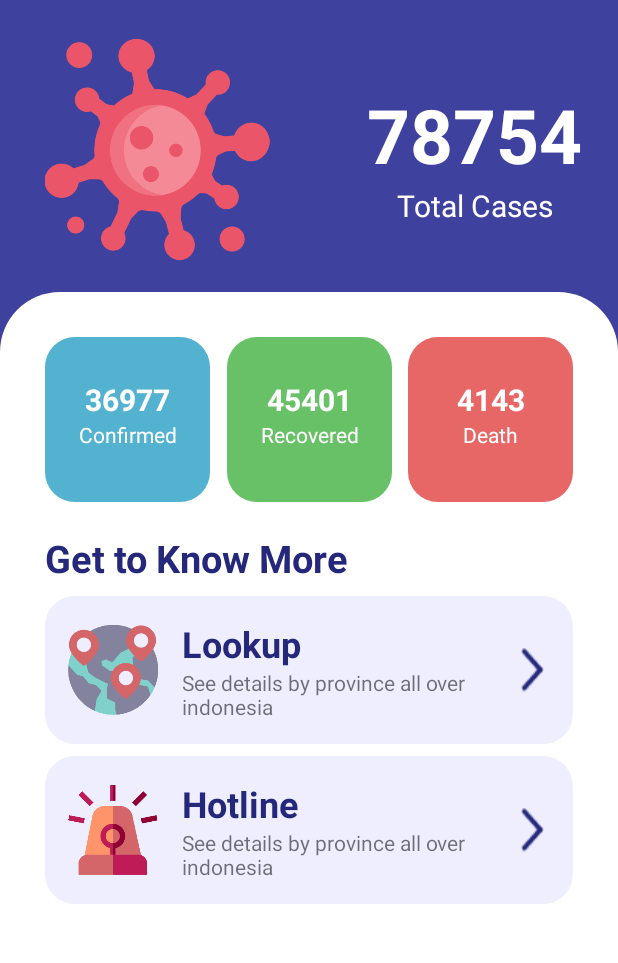
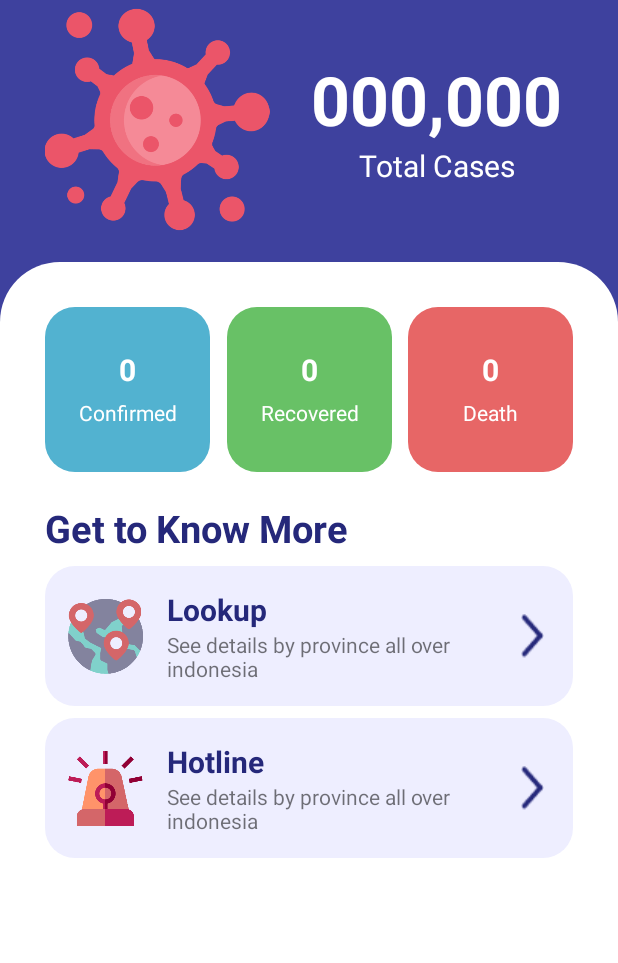
Before and after one commit to randiadiel/bncc-application-gojek-bootcamp, an Android app: the screen it shows after launch (MainActivity), on a phone screen of 412 x 824 dp, the part 75-1038 px from its top. Run offline under Robolectric (Android 15) with nearby library versions, the phone set to English and light mode, and no system bars; our stand-ins replace Picasso; pictures from the network do not load.

Commit message:
Refactor Total cases layout using wrapper layout

```diff
--- a/app/src/main/res/layout/activity_main.xml
+++ b/app/src/main/res/layout/activity_main.xml
@@ -5,9 +5,7 @@
     xmlns:app="http://schemas.android.com/apk/res-auto"
     xmlns:tools="http://schemas.android.com/tools">
 
-    <androidx.constraintlayout.widget.ConstraintLayout xmlns:android="http://schemas.android.com/apk/res/android"
-        xmlns:app="http://schemas.android.com/apk/res-auto"
-        xmlns:tools="http://schemas.android.com/tools"
+    <androidx.constraintlayout.widget.ConstraintLayout
         android:layout_height="match_parent"
         android:layout_width="match_parent"
         android:background="#3E419E">
@@ -40,23 +38,32 @@
             android:layout_width="169dp"
             android:layout_height="150dp"
             android:layout_marginStart="20dp"
-            android:layout_marginTop="20dp"
             app:layout_constraintStart_toStartOf="parent"
-            app:layout_constraintTop_toBottomOf="@+id/tv_main_heading"
+            app:layout_constraintTop_toBottomOf="@id/tv_main_heading"
             app:srcCompat="@drawable/virus" />
+
+
+        <androidx.constraintlayout.widget.ConstraintLayout
+            android:layout_width="0dp"
+            android:layout_height="wrap_content"
+            android:layout_marginEnd="20dp"
+            app:layout_constraintBottom_toBottomOf="@+id/iv_main_virus"
+            app:layout_constraintEnd_toEndOf="parent"
+            app:layout_constraintStart_toEndOf="@id/iv_main_virus"
+            app:layout_constraintTop_toTopOf="@id/iv_main_virus">
+
 
             <TextView
                 android:id="@+id/tv_main_total_cases"
                 android:layout_width="wrap_content"
                 android:layout_height="wrap_content"
-            android:layout_marginEnd="24dp"
-            android:text="78754"
+                android:text="000,000"
                 android:textColor="#FFFFFF"
-            android:textSize="50sp"
+                android:textSize="45sp"
                 android:textStyle="bold"
-            app:layout_constraintBottom_toBottomOf="@+id/iv_main_virus"
                 app:layout_constraintEnd_toEndOf="parent"
-            app:layout_constraintTop_toBottomOf="@+id/tv_main_heading" />
+                app:layout_constraintStart_toStartOf="parent"
+                app:layout_constraintBottom_toTopOf="@+id/tv_main_case_description"/>
 
             <TextView
                 android:id="@+id/tv_main_case_description"
@@ -67,7 +74,8 @@
                 android:textSize="20sp"
                 app:layout_constraintEnd_toEndOf="@+id/tv_main_total_cases"
                 app:layout_constraintStart_toStartOf="@+id/tv_main_total_cases"
-            app:layout_constraintTop_toBottomOf="@+id/tv_main_total_cases" />
+                app:layout_constraintBottom_toBottomOf="parent"/>
+        </androidx.constraintlayout.widget.ConstraintLayout>
 
         <androidx.constraintlayout.widget.ConstraintLayout
             android:id="@+id/cl_main_bottom"
@@ -96,7 +104,7 @@
                     android:id="@+id/tv_main_confirmed_cases"
                     android:layout_width="wrap_content"
                     android:layout_height="wrap_content"
-                    android:text="36977"
+                    android:text="0"
                     android:textColor="#FFFFFF"
                     android:textSize="20sp"
                     android:textStyle="bold"
@@ -108,6 +116,7 @@
                     android:id="@+id/tv_main_positive"
                     android:layout_width="wrap_content"
                     android:layout_height="wrap_content"
+                    android:layout_marginTop="5dp"
                     android:text="Confirmed"
                     android:textColor="#FFFFFF"
                     app:layout_constraintEnd_toEndOf="parent"
@@ -136,17 +145,19 @@
                     android:id="@+id/tv_main_recovered_cases"
                     android:layout_width="wrap_content"
                     android:layout_height="wrap_content"
-                    android:text="45401"
+                    android:text="0"
                     android:textColor="#FFFFFF"
                     android:textSize="20sp"
                     android:textStyle="bold"
                     app:layout_constraintBottom_toTopOf="@id/guideline_recovered"
                     app:layout_constraintEnd_toEndOf="parent"
                     app:layout_constraintStart_toStartOf="parent" />
+
                 <TextView
                     android:id="@+id/tv_main_recovered"
                     android:layout_width="wrap_content"
                     android:layout_height="wrap_content"
+                    android:layout_marginTop="5dp"
                     android:text="Recovered"
                     android:textColor="#FFFFFF"
                     app:layout_constraintEnd_toEndOf="parent"
@@ -173,7 +184,7 @@
                     android:id="@+id/tv_main_death_cases"
                     android:layout_width="wrap_content"
                     android:layout_height="wrap_content"
-                    android:text="4143"
+                    android:text="0"
                     android:textColor="#FFFFFF"
                     android:textSize="20sp"
                     android:textStyle="bold"
@@ -185,6 +196,7 @@
                     android:id="@+id/tv_main_death"
                     android:layout_width="wrap_content"
                     android:layout_height="wrap_content"
+                    android:layout_marginTop="5dp"
                     android:text="Death"
                     android:textColor="#FFFFFF"
                     app:layout_constraintEnd_toEndOf="parent"
@@ -225,8 +237,8 @@
 
                 <ImageView
                     android:id="@+id/iv_main_lookup"
-                    android:layout_width="60dp"
-                    android:layout_height="60dp"
+                    android:layout_width="50dp"
+                    android:layout_height="50dp"
                     app:layout_constraintBottom_toBottomOf="parent"
                     app:layout_constraintStart_toStartOf="parent"
                     app:layout_constraintTop_toTopOf="parent"
@@ -240,7 +252,7 @@
                     android:layout_marginStart="16dp"
                     android:text="Lookup"
                     android:textColor="#25287A"
-                    android:textSize="24sp"
+                    android:textSize="20sp"
                     android:textStyle="bold"
                     app:layout_constraintStart_toEndOf="@+id/iv_main_lookup"
                     app:layout_constraintTop_toTopOf="parent" />
@@ -279,8 +291,8 @@
 
                 <ImageView
                     android:id="@+id/iv_main_hotline"
-                    android:layout_width="60dp"
-                    android:layout_height="60dp"
+                    android:layout_width="50dp"
+                    android:layout_height="50dp"
                     app:layout_constraintBottom_toBottomOf="parent"
                     app:layout_constraintStart_toStartOf="parent"
                     app:layout_constraintTop_toTopOf="parent"
@@ -294,7 +306,7 @@
                     android:layout_marginStart="16dp"
                     android:text="Hotline"
                     android:textColor="#25287A"
-                    android:textSize="24sp"
+                    android:textSize="20sp"
                     android:textStyle="bold"
                     app:layout_constraintStart_toEndOf="@+id/iv_main_hotline"
                     app:layout_constraintTop_toTopOf="parent" />
```
Also changed, not shown: app/src/main/java/com/example/bnccapplication/lookup/adapter/LookupAdapter.kt (+15 -5 lines), app/src/main/java/com/example/bnccapplication/lookup/ui/LookupActivity.kt (+3 -5 lines). Lines whose indentation alone changed are shown as unchanged.
